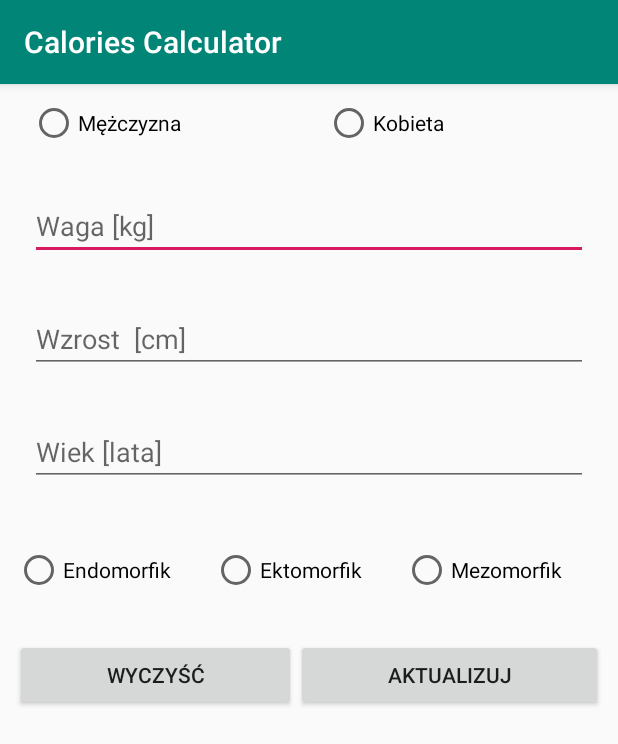
After one commit to mati220i/CaloriesCalculator, an Android app: the ProfileActivity screen opened directly, with no data from a screen before it, on a phone screen of 412 x 824 dp. The commit adds this screen. Shown: the top 744 px of the screen. Run offline under Robolectric (Android 15) with nearby library versions, the phone set to English and light mode, and no system bars.

Commit message:
Added a profile view. Saving a user data and reading this data in another layout.

```diff
--- a/app/src/main/AndroidManifest.xml
+++ b/app/src/main/AndroidManifest.xml
@@ -31,6 +31,9 @@
         <activity android:name=".activities.CaloricNeedsActivity">
         </activity>
 
+        <activity android:name=".activities.ProfileActivity">
+        </activity>
+
     </application>
 
 </manifest>
--- a/app/src/main/java/pl/mateuszSliwa/caloriescalculator/activities/BmiActivity.kt
+++ b/app/src/main/java/pl/mateuszSliwa/caloriescalculator/activities/BmiActivity.kt
@@ -1,18 +1,23 @@
 package pl.mateuszSliwa.caloriescalculator.activities
 
+import android.content.Context
 import android.os.Bundle
 import androidx.appcompat.app.AppCompatActivity
 import kotlinx.android.synthetic.main.bmi_activity.*
 import pl.mateuszSliwa.caloriescalculator.R
 import pl.mateuszSliwa.caloriescalculator.calculators.BmiCalculator
+import pl.mateuszSliwa.caloriescalculator.utils.LayoutPreparer
 import java.lang.NumberFormatException
 
 class BmiActivity : AppCompatActivity() {
+
+    val PREFS_FILENAME = "pl.mateuszSliwa.caloriescalculator.prefs"
 
     override fun onCreate(savedInstanceState: Bundle?) {
         super.onCreate(savedInstanceState)
         setContentView(R.layout.bmi_activity)
 
+        LayoutPreparer.setDataOnLayout(this, weight, height)
 
         calculateBtn.setOnClickListener {
             try {
--- a/app/src/main/java/pl/mateuszSliwa/caloriescalculator/activities/BmrActivity.kt
+++ b/app/src/main/java/pl/mateuszSliwa/caloriescalculator/activities/BmrActivity.kt
@@ -2,10 +2,18 @@ package pl.mateuszSliwa.caloriescalculator.activities
 
 import android.os.Bundle
 import android.widget.RadioButton
+import android.widget.Toast
 import androidx.appcompat.app.AppCompatActivity
+import androidx.core.view.forEach
+import androidx.core.view.get
+import kotlinx.android.synthetic.main.bmi_activity.*
 import kotlinx.android.synthetic.main.bmr_activity.*
+import kotlinx.android.synthetic.main.bmr_activity.height
+import kotlinx.android.synthetic.main.bmr_activity.result
+import kotlinx.android.synthetic.main.bmr_activity.weight
 import pl.mateuszSliwa.caloriescalculator.R
 import pl.mateuszSliwa.caloriescalculator.calculators.BmrCalculator
+import pl.mateuszSliwa.caloriescalculator.utils.LayoutPreparer
 import java.lang.NumberFormatException
 
 class BmrActivity: AppCompatActivity() {
@@ -14,8 +22,12 @@ class BmrActivity: AppCompatActivity() {
         super.onCreate(savedInstanceState)
         setContentView(R.layout.bmr_activity)
 
+        LayoutPreparer.setDataOnLayout(this, weight, height, age, sexRadioGroup)
+
         calculateBmr.setOnClickListener {
             try {
+
+
                 val id = sexRadioGroup.checkedRadioButtonId
                 if (id != -1) {
                     val radio: RadioButton = findViewById(id)
--- a/app/src/main/java/pl/mateuszSliwa/caloriescalculator/activities/CaloricNeedsActivity.kt
+++ b/app/src/main/java/pl/mateuszSliwa/caloriescalculator/activities/CaloricNeedsActivity.kt
@@ -11,12 +11,15 @@ import pl.mateuszSliwa.caloriescalculator.R
 import pl.mateuszSliwa.caloriescalculator.calculators.BmrCalculator
 import pl.mateuszSliwa.caloriescalculator.calculators.BurnedCaloriesCalculator
 import pl.mateuszSliwa.caloriescalculator.calculators.EpocCalculator
+import pl.mateuszSliwa.caloriescalculator.utils.LayoutPreparer
 
 class CaloricNeedsActivity : AppCompatActivity() {
 
     override fun onCreate(savedInstanceState: Bundle?) {
         super.onCreate(savedInstanceState)
         setContentView(R.layout.caloric_needs_activity)
+
+        LayoutPreparer.setDataOnLayout(this, weightCN, heightCN, ageCN, sexRadioGroup, bodyTypeGroup)
 
         var cardioIntensityValue = 0
         var strengthIntensityValue = 0
--- a/app/src/main/java/pl/mateuszSliwa/caloriescalculator/activities/MainActivity.kt
+++ b/app/src/main/java/pl/mateuszSliwa/caloriescalculator/activities/MainActivity.kt
@@ -11,6 +11,11 @@ class MainActivity : AppCompatActivity() {
     override fun onCreate(savedInstanceState: Bundle?) {
         super.onCreate(savedInstanceState)
         setContentView(R.layout.activity_main)
+
+        profileBtn.setOnClickListener {
+            val profileIntent = Intent(this, ProfileActivity::class.java)
+            startActivity(profileIntent)
+        }
 
         bmiBtn.setOnClickListener {
             val bmiIntent = Intent(this, BmiActivity::class.java)
--- /dev/null
+++ b/app/src/main/java/pl/mateuszSliwa/caloriescalculator/activities/ProfileActivity.kt
@@ -0,0 +1,81 @@
+package pl.mateuszSliwa.caloriescalculator.activities
+
+import android.os.Bundle
+import android.widget.RadioButton
+import android.widget.Toast
+import androidx.appcompat.app.AppCompatActivity
+import androidx.core.view.forEach
+import kotlinx.android.synthetic.main.profile_activity.*
+import kotlinx.android.synthetic.main.profile_activity.bodyTypeGroup
+import kotlinx.android.synthetic.main.profile_activity.sexRadioGroup
+import pl.mateuszSliwa.caloriescalculator.R
+import pl.mateuszSliwa.caloriescalculator.utils.LayoutPreparer
+
+class ProfileActivity : AppCompatActivity() {
+
+    val PREFS_FILENAME = "pl.mateuszSliwa.caloriescalculator.prefs"
+
+    private lateinit var sex : RadioButton
+    private lateinit var bodyType: RadioButton
+
+    private lateinit var sexVal : String
+    private var weight : Float = 0.0f
+    private var height : Float = 0.0f
+    private var age : Int = 0
+    private lateinit var bd : String
+
+
+    override fun onCreate(savedInstanceState: Bundle?) {
+        super.onCreate(savedInstanceState)
+        setContentView(R.layout.profile_activity)
+
+        LayoutPreparer.setDataOnLayout(this, weightCN, heightCN, ageCN, sexRadioGroup, bodyTypeGroup)
+
+        clear.setOnClickListener {
+            getData()
+
+            sexRadioGroup.clearCheck()
+            bodyTypeGroup.clearCheck()
+            weightCN.setText("")
+            heightCN.setText("")
+            ageCN.setText("")
+
+            saveData("", -1F, -1F, -1, "")
+
+            Toast.makeText(this, "Wyczyszczono dane", Toast.LENGTH_SHORT).show()
+        }
+
+        update.setOnClickListener {
+            getData()
+
+            saveData(sexVal, weight, height, age, bd)
+            Toast.makeText(this, "Zaktualizowano dane", Toast.LENGTH_SHORT).show()
+        }
+
+    }
+
+    private fun getData() {
+        sex = findViewById(sexRadioGroup.checkedRadioButtonId)
+        bodyType = findViewById(bodyTypeGroup.checkedRadioButtonId)
+
+        sexVal = sex?.text.toString()
+        weight = weightCN.text.toString().toFloat()
+        age = ageCN.text.toString().toInt()
+        height = heightCN.text.toString().toFloat()
+        bd = bodyType?.text.toString()
+    }
+
+    private fun saveData(sex : String, weight : Float, height : Float, age : Int, bodyType : String) {
+        val sharedPref = this.getSharedPreferences(PREFS_FILENAME, 0)
+
+        with (sharedPref.edit()) {
+            putString("sex", sex)
+            putFloat("weight", weight)
+            putFloat("height", height)
+            putInt("age", age)
+            putString("bodyType", bodyType)
+            commit()
+        }
+    }
+
+}
--- /dev/null
+++ b/app/src/main/java/pl/mateuszSliwa/caloriescalculator/utils/LayoutPreparer.kt
@@ -0,0 +1,65 @@
+package pl.mateuszSliwa.caloriescalculator.utils
+
+
+import android.content.Context
+import android.widget.EditText
+import android.widget.RadioButton
+import android.widget.RadioGroup
+import androidx.core.view.forEach
+
+class LayoutPreparer {
+
+    companion object {
+
+        fun setDataOnLayout(clazz: Context, weight: EditText, height: EditText) {
+            val sharedPref = clazz.getSharedPreferences("pl.mateuszSliwa.caloriescalculator.prefs", 0)
+
+            weight.setText(sharedPref.getFloat("weight", -1F).toString())
+            if (weight.text.toString() == "-1.0") {
+                weight.text.clear()
+            }
+
+            height.setText(sharedPref.getFloat("height", -1F).toString())
+            if (height.text.toString() == "-1.0") {
+                height.text.clear()
+            }
+        }
+
+        fun setDataOnLayout(clazz: Context, weight: EditText, height: EditText, age: EditText,
+                            sexGroup: RadioGroup) {
+            this.setDataOnLayout(clazz, weight, height)
+
+            val sharedPref = clazz.getSharedPreferences("pl.mateuszSliwa.caloriescalculator.prefs", 0)
+
+            age.setText(sharedPref.getInt("age", -1).toString())
+            if (age.text.toString() == "-1") {
+                age.text.clear()
+            }
+
+
+            val sex = sharedPref.getString("sex", "")
+            sexGroup.forEach {
+                val btn = it.findViewById<RadioButton>(it.id)
+                if (btn.text.toString() == sex) {
+                    sexGroup.check(it.id)
+                }
+            }
+        }
+
+        fun setDataOnLayout(clazz: Context, weight: EditText, height: EditText, age: EditText,
+                            sexGroup: RadioGroup, bodyTypeGroup: RadioGroup) {
+            this.setDataOnLayout(clazz, weight, height, age, sexGroup)
+
+            val sharedPref = clazz.getSharedPreferences("pl.mateuszSliwa.caloriescalculator.prefs", 0)
+
+            val body = sharedPref.getString("bodyType", "")
+            bodyTypeGroup.forEach {
+                val btn = it.findViewById<RadioButton>(it.id)
+                if (btn.text.toString() == body) {
+                    bodyTypeGroup.check(it.id)
+                }
+            }
+        }
+    }
+
+}
--- a/app/src/main/res/layout/activity_main.xml
+++ b/app/src/main/res/layout/activity_main.xml
@@ -17,6 +17,16 @@
         <Space
             android:layout_width="match_parent"
             android:layout_height="150dp" />
+
+        <Button
+            android:id="@+id/profileBtn"
+            android:layout_width="match_parent"
+            android:layout_height="wrap_content"
+            android:text="Profil" />
+
+        <Space
+            android:layout_width="match_parent"
+            android:layout_height="30dp" />
 
         <Button
             android:id="@+id/bmiBtn"
--- /dev/null
+++ b/app/src/main/res/layout/profile_activity.xml
@@ -0,0 +1,142 @@
+<?xml version="1.0" encoding="utf-8"?>
+<ScrollView xmlns:android="http://schemas.android.com/apk/res/android"
+    android:layout_width="match_parent"
+    android:layout_height="match_parent"
+    android:orientation="vertical">
+
+    <LinearLayout
+        android:layout_width="match_parent"
+        android:layout_height="wrap_content"
+        android:layout_marginLeft="10dp"
+        android:layout_marginRight="10dp"
+        android:orientation="vertical">
+
+        <RadioGroup
+            android:id="@+id/sexRadioGroup"
+            android:layout_width="match_parent"
+            android:layout_height="match_parent"
+            android:layout_marginLeft="10dp"
+            android:layout_marginTop="10dp"
+            android:layout_marginRight="10dp"
+            android:alwaysDrawnWithCache="false"
+            android:baselineAligned="false"
+            android:nestedScrollingEnabled="false"
+            android:orientation="horizontal"
+            android:textAlignment="center">
+
+            <RadioButton
+                android:id="@+id/men"
+                android:layout_width="wrap_content"
+                android:layout_height="wrap_content"
+                android:layout_weight="1"
+                android:text="Mężczyzna" />
+
+            <RadioButton
+                android:id="@+id/woman"
+                android:layout_width="wrap_content"
+                android:layout_height="wrap_content"
+                android:layout_weight="1"
+                android:text="Kobieta" />
+        </RadioGroup>
+
+        <Space
+            android:layout_width="match_parent"
+            android:layout_height="30dp" />
+
+        <EditText
+            android:id="@+id/weightCN"
+            android:layout_width="match_parent"
+            android:layout_height="wrap_content"
+            android:layout_marginLeft="10dp"
+            android:layout_marginRight="10dp"
+            android:ems="10"
+            android:hint="Waga [kg]"
+            android:inputType="number" />
+
+        <Space
+            android:layout_width="match_parent"
+            android:layout_height="30dp" />
+
+        <EditText
+            android:id="@+id/heightCN"
+            android:layout_width="match_parent"
+            android:layout_height="wrap_content"
+            android:layout_marginLeft="10dp"
+            android:layout_marginRight="10dp"
+            android:ems="10"
+            android:hint="Wzrost  [cm]"
+            android:inputType="number" />
+
+        <Space
+            android:layout_width="match_parent"
+            android:layout_height="30dp" />
+
+        <EditText
+            android:id="@+id/ageCN"
+            android:layout_width="match_parent"
+            android:layout_height="wrap_content"
+            android:layout_marginLeft="10dp"
+            android:layout_marginRight="10dp"
+            android:ems="10"
+            android:hint="Wiek [lata]"
+            android:inputType="number" />
+
+        <Space
+            android:layout_width="match_parent"
+            android:layout_height="40dp" />
+
+        <RadioGroup
+            android:id="@+id/bodyTypeGroup"
+            android:layout_width="match_parent"
+            android:layout_height="match_parent"
+            android:orientation="horizontal">
+
+            <RadioButton
+                android:id="@+id/endo"
+                android:layout_width="wrap_content"
+                android:layout_height="wrap_content"
+                android:layout_weight="1"
+                android:text="Endomorfik" />
+
+            <RadioButton
+                android:id="@+id/ekto"
+                android:layout_width="wrap_content"
+                android:layout_height="wrap_content"
+                android:layout_weight="1"
+                android:text="Ektomorfik" />
+
+            <RadioButton
+                android:id="@+id/mezo"
+                android:layout_width="wrap_content"
+                android:layout_height="wrap_content"
+                android:layout_weight="1"
+                android:text="Mezomorfik" />
+
+        </RadioGroup>
+
+        <Space
+            android:layout_width="match_parent"
+            android:layout_height="30dp" />
+
+        <LinearLayout
+            android:layout_width="match_parent"
+            android:layout_height="match_parent"
+            android:orientation="horizontal">
+
+            <Button
+                android:id="@+id/clear"
+                android:layout_width="wrap_content"
+                android:layout_height="wrap_content"
+                android:layout_weight="1"
+                android:text="Wyczyść" />
+
+            <Button
+                android:id="@+id/update"
+                android:layout_width="wrap_content"
+                android:layout_height="wrap_content"
+                android:layout_weight="1"
+                android:text="Aktualizuj" />
+        </LinearLayout>
+
+    </LinearLayout>
+</ScrollView>
```
